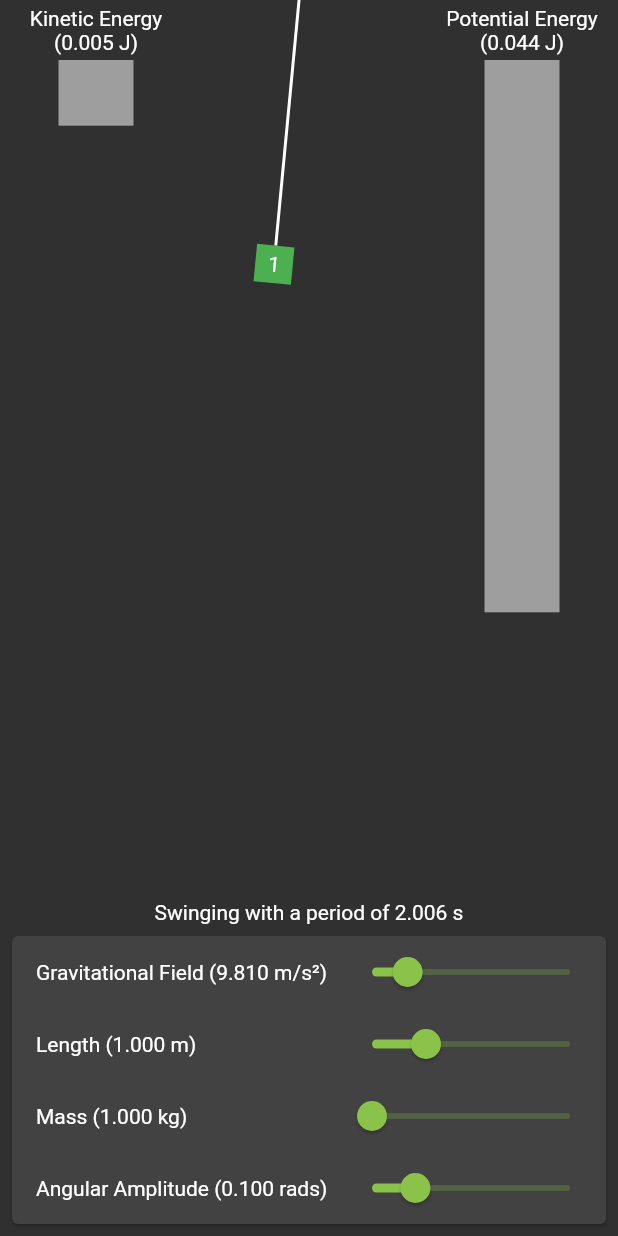
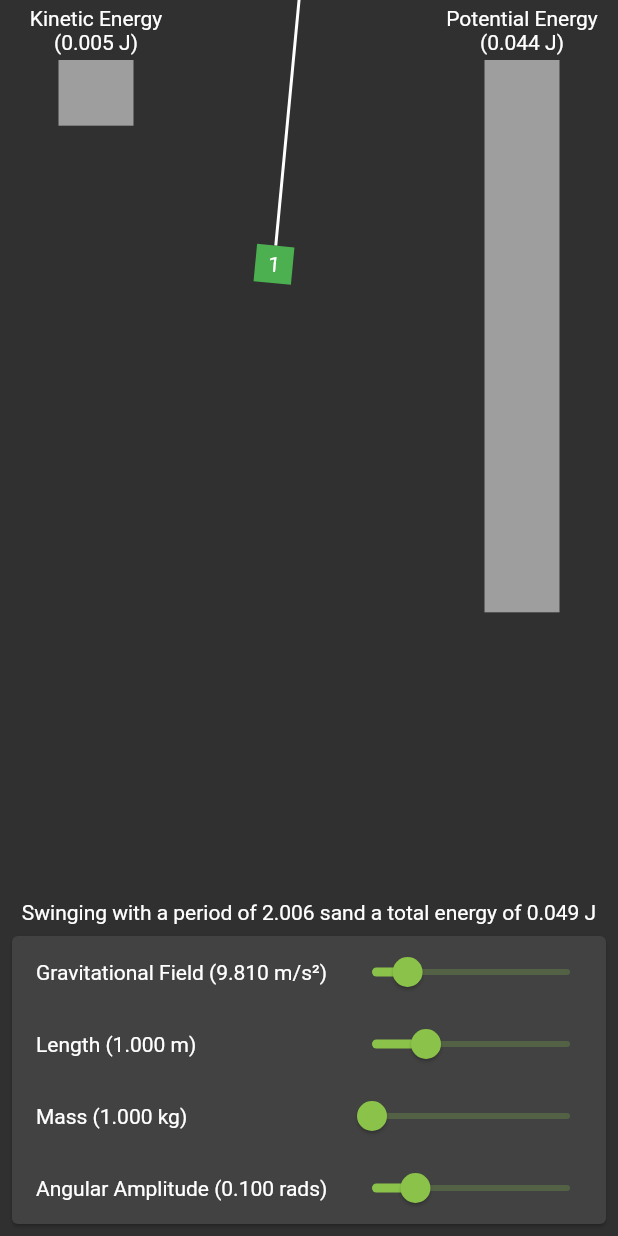
Before and after one commit to GregoryConrad/SHM-Simulation, a Flutter app: the SimplePendulumWidget widget shown alone on an empty page, opened directly, on a phone screen of 412 x 824 dp. Run offline on Flutter 3.47's test engine with Material 2 defaults, Android fonts, the phone set to English and light mode, and no system bars.

Commit message:
Added total energy text to pendulum

```diff
--- a/lib/simple_pendulum_simulation.dart
+++ b/lib/simple_pendulum_simulation.dart
@@ -56,7 +56,8 @@ class _SimplePendulumWidgetState
       ),
       Column(children: [
         Expanded(child: Container()),
-        Text('Swinging with a period of ${period.format()} s'),
+        Text('Swinging with a period of ${period.format()} s'
+            'and a total energy of ${totalEnergy.format()} J'),
         Card(
             margin: const EdgeInsets.all(8),
             child: Padding(
```
